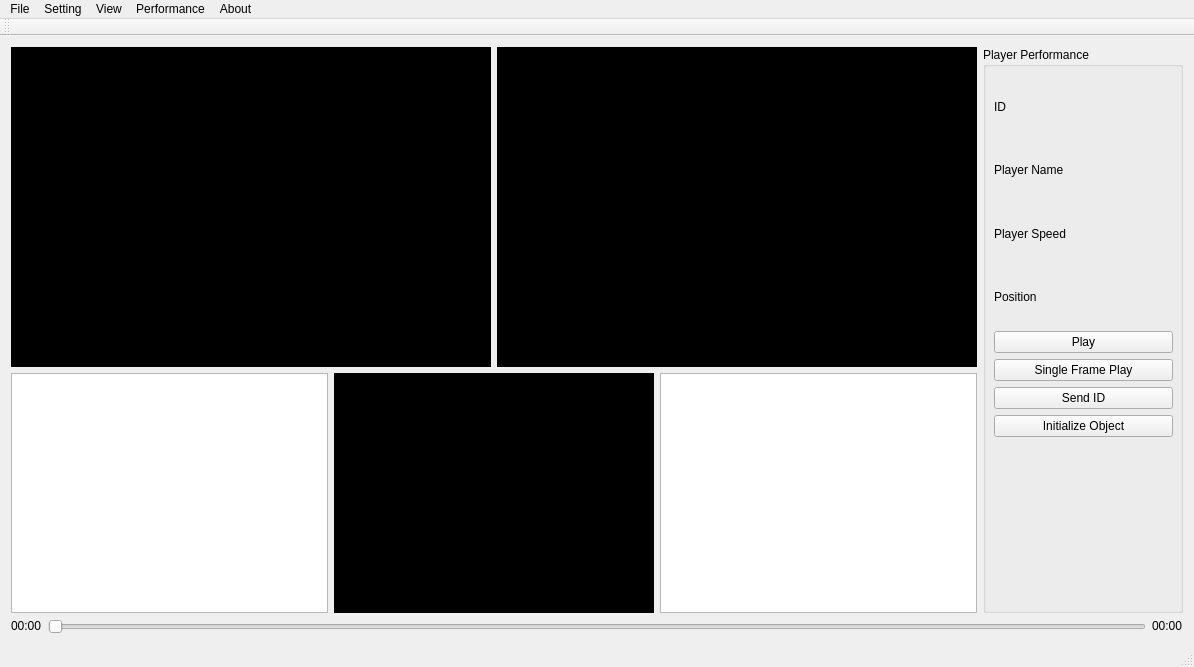
hammashamzah/tugasakhir, file integrasi/mainwindow.ui: the form before one commit.
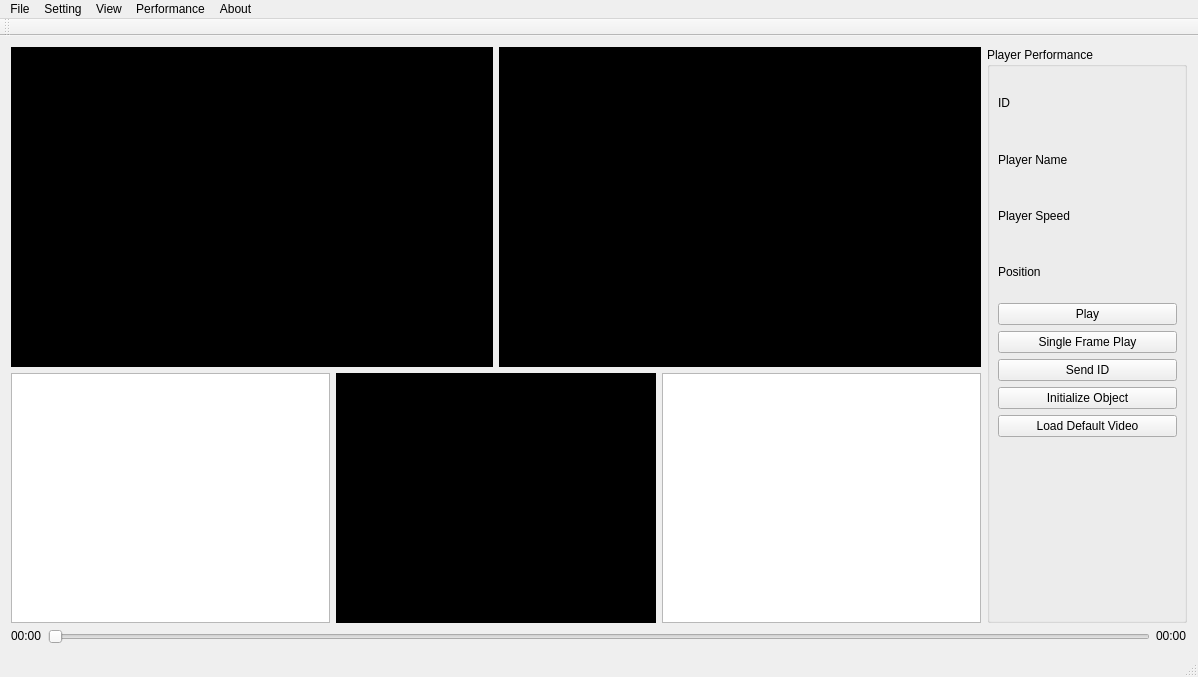
The form after the commit. Custom widgets are drawn as their Qt base class.

```diff
--- a/integrasi/mainwindow.ui
+++ b/integrasi/mainwindow.ui
@@ -6,8 +6,8 @@
    <rect>
     <x>0</x>
     <y>0</y>
-    <width>1132</width>
-    <height>652</height>
+    <width>1198</width>
+    <height>677</height>
    </rect>
   </property>
   <property name="windowTitle">
@@ -216,6 +216,13 @@
                  </property>
                 </widget>
                </item>
+               <item>
+                <widget class="QPushButton" name="pushButton_load_default_video">
+                 <property name="text">
+                  <string>Load Default Video</string>
+                 </property>
+                </widget>
+               </item>
               </layout>
              </item>
             </layout>
@@ -273,7 +280,7 @@
     <rect>
      <x>0</x>
      <y>0</y>
-     <width>1132</width>
+     <width>1198</width>
      <height>25</height>
     </rect>
    </property>
```
Left out of the diff: 6 changed lines with no effect on the pictures.
